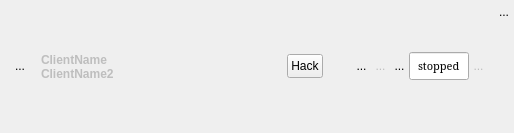
The window that resources/ui/client_slot.ui (Houston4444/RaySession) describes before a commit, drawn with Qt 5.
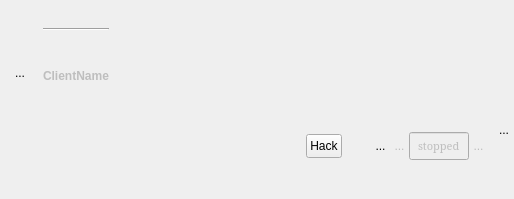
The same window after the commit. Icons and pictures are not drawn. Custom widgets are drawn as their Qt base class.

Commit message: disable client status widget when stopped for better user info

Diff of the .ui file:
```diff
--- a/resources/ui/client_slot.ui
+++ b/resources/ui/client_slot.ui
@@ -7,7 +7,7 @@
     <x>0</x>
     <y>0</y>
     <width>514</width>
-    <height>133</height>
+    <height>199</height>
    </rect>
   </property>
   <property name="contextMenuPolicy">
@@ -33,10 +33,25 @@
     <number>3</number>
    </property>
    <item>
-    <layout class="QHBoxLayout" name="layout_top">
+    <spacer name="verticalSpacer_5">
+     <property name="orientation">
+      <enum>Qt::Vertical</enum>
+     </property>
+     <property name="sizeHint" stdset="0">
+      <size>
+       <width>20</width>
+       <height>40</height>
+      </size>
+     </property>
+    </spacer>
+   </item>
+   <item>
+    <layout class="QVBoxLayout" name="mainLayout">
      <property name="spacing">
-      <number>0</number>
+      <number>2</number>
      </property>
+     <item>
+      <layout class="QHBoxLayout" name="horizontalLayout_2">
      <item>
       <spacer name="horizontalSpacer_5">
        <property name="orientation">
@@ -109,6 +124,13 @@
      </item>
      <item>
       <layout class="QVBoxLayout" name="verticalLayout_4">
+         <item>
+          <widget class="Line" name="line">
+           <property name="orientation">
+            <enum>Qt::Horizontal</enum>
+           </property>
+          </widget>
+         </item>
        <item>
         <spacer name="verticalSpacer_2">
          <property name="orientation">
@@ -135,7 +157,7 @@
          </property>
          <property name="maximumSize">
           <size>
-           <width>170</width>
+             <width>16777215</width>
            <height>16777215</height>
           </size>
          </property>
@@ -147,19 +169,6 @@
          </property>
         </widget>
        </item>
-       <item>
-        <widget class="QLabel" name="ClientName2">
-         <property name="enabled">
-          <bool>false</bool>
-         </property>
-         <property name="styleSheet">
-          <string notr="true">font-weight : bold</string>
-         </property>
-         <property name="text">
-          <string>ClientName2</string>
-         </property>
-        </widget>
-       </item>
        <item>
         <spacer name="verticalSpacer_3">
          <property name="orientation">
@@ -176,17 +185,64 @@
       </layout>
      </item>
      <item>
+        <spacer name="horizontalSpacer_6">
+         <property name="orientation">
+          <enum>Qt::Horizontal</enum>
+         </property>
+         <property name="sizeType">
+          <enum>QSizePolicy::MinimumExpanding</enum>
+         </property>
+         <property name="sizeHint" stdset="0">
+          <size>
+           <width>0</width>
+           <height>20</height>
+          </size>
+         </property>
+        </spacer>
+       </item>
+      </layout>
+     </item>
+     <item>
+      <layout class="QHBoxLayout" name="layout_top">
+       <property name="spacing">
+        <number>0</number>
+       </property>
+       <item>
+        <widget class="QWidget" name="spacerLeftOfDown" native="true">
+         <layout class="QHBoxLayout" name="horizontalLayout">
+          <property name="spacing">
+           <number>0</number>
+          </property>
+          <property name="leftMargin">
+           <number>0</number>
+          </property>
+          <property name="topMargin">
+           <number>0</number>
+          </property>
+          <property name="rightMargin">
+           <number>0</number>
+          </property>
+          <property name="bottomMargin">
+           <number>0</number>
+          </property>
+          <item>
       <spacer name="horizontalSpacer_3">
        <property name="orientation">
         <enum>Qt::Horizontal</enum>
        </property>
+            <property name="sizeType">
+             <enum>QSizePolicy::Expanding</enum>
+            </property>
        <property name="sizeHint" stdset="0">
         <size>
-         <width>40</width>
+              <width>0</width>
          <height>20</height>
         </size>
        </property>
       </spacer>
+          </item>
+         </layout>
+        </widget>
      </item>
      <item>
       <widget class="RayHackButton" name="toolButtonHack">
@@ -334,42 +390,10 @@
        </property>
       </widget>
      </item>
-     <item>
-      <widget class="QToolButton" name="killButton">
-       <property name="enabled">
-        <bool>true</bool>
-       </property>
-       <property name="maximumSize">
-        <size>
-         <width>32</width>
-         <height>32</height>
-        </size>
-       </property>
-       <property name="toolTip">
-        <string>&lt;html&gt;&lt;head/&gt;&lt;body&gt;&lt;p&gt;Kill !&lt;/p&gt;&lt;/body&gt;&lt;/html&gt;</string>
-       </property>
-       <property name="styleSheet">
-        <string notr="true">QToolButton {border: none}</string>
-       </property>
-       <property name="text">
-        <string>...</string>
-       </property>
-       <property name="icon">
-        <iconset resource="../resources.qrc">
-         <normaloff>:/scalable/breeze/media-playback-stop-red.svg</normaloff>:/scalable/breeze/media-playback-stop-red.svg</iconset>
-       </property>
-       <property name="iconSize">
-        <size>
-         <width>32</width>
-         <height>32</height>
-        </size>
-       </property>
-      </widget>
-     </item>
      <item>
       <widget class="StatusBar" name="lineEditClientStatus">
        <property name="enabled">
-        <bool>true</bool>
+          <bool>false</bool>
        </property>
        <property name="sizePolicy">
         <sizepolicy hsizetype="Fixed" vsizetype="Fixed">
@@ -504,6 +528,21 @@
       </layout>
      </item>
     </layout>
+     </item>
+    </layout>
+   </item>
+   <item>
+    <spacer name="verticalSpacer_4">
+     <property name="orientation">
+      <enum>Qt::Vertical</enum>
+     </property>
+     <property name="sizeHint" stdset="0">
+      <size>
+       <width>20</width>
+       <height>40</height>
+      </size>
+     </property>
+    </spacer>
    </item>
   </layout>
   <action name="actionSaveAsApplicationTemplate">
```
Lines whose indentation alone changed are shown as unchanged. The commit also changes 3 other files.
